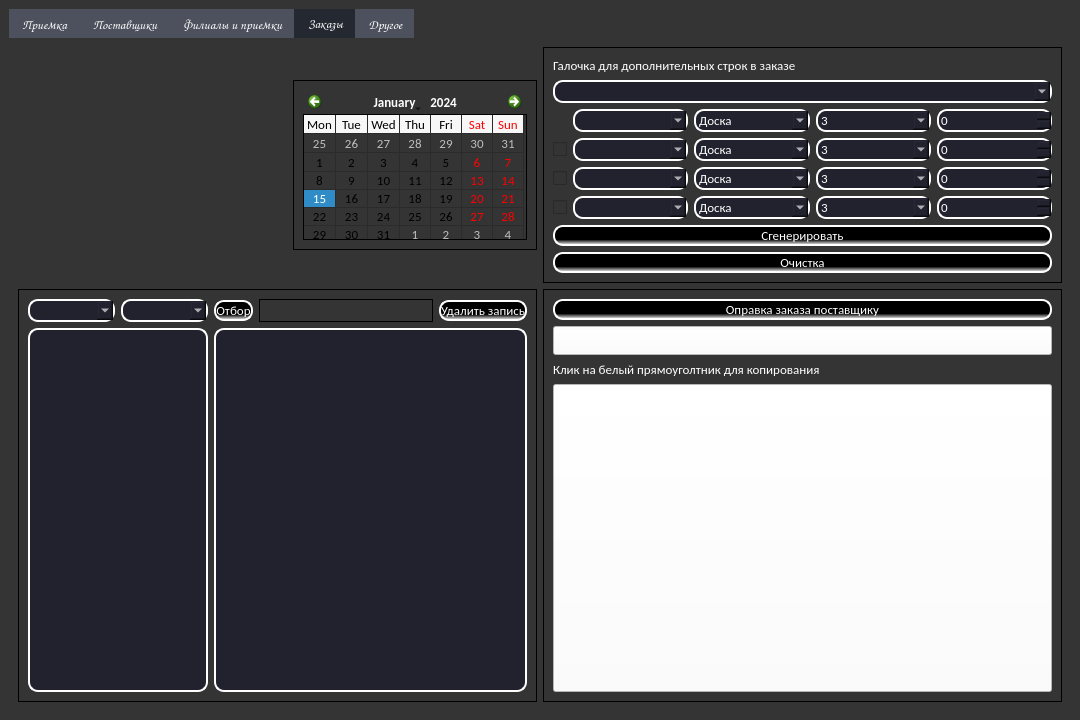
This is Calc_wood.ui in IWBone/Forester-s-Assistant as Qt 5 draws it before an edit. The edited form follows.
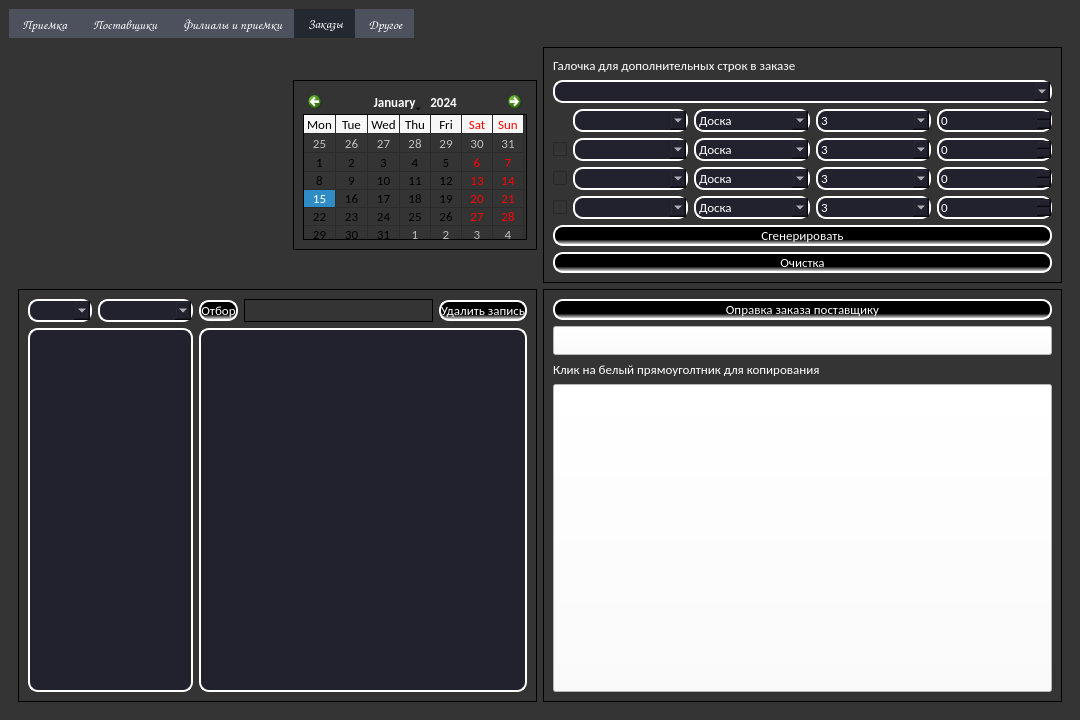
This is the edited form. The open tabs and pages were chosen to show the change.

What changed in the file:
```diff
--- a/Calc_wood.ui
+++ b/Calc_wood.ui
@@ -4231,7 +4231,7 @@
              <item row="0" column="0">
               <widget class="QComboBox" name="orders_archive_comboBox_1">
                <property name="sizePolicy">
-                <sizepolicy hsizetype="Preferred" vsizetype="Fixed">
+                <sizepolicy hsizetype="Fixed" vsizetype="Fixed">
                  <horstretch>0</horstretch>
                  <verstretch>0</verstretch>
                 </sizepolicy>
```
Left out of the diff: 2 changed lines with no effect on the pictures.
